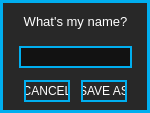
First picture: the form in standalone/advanced/forms/saveAsForm.ui, repository Muse-Kinetics/softstep_editor, before the edit.
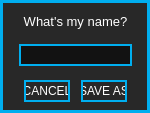
Second picture: the form after the edit.

Commit message: changed the save, save as, revert, and delete buttons from pushbuttons to toolbuttons so the entire button is clickable. changed the buttons in the save as and delete preset forms as well. everything seems to be working fine after the change.

What changed in the file:
```diff
--- a/standalone/advanced/forms/saveAsForm.ui
+++ b/standalone/advanced/forms/saveAsForm.ui
@@ -47,6 +47,19 @@
 	background-color: rgb(0, 174, 239);
 }
 
+/*-------QToolButton-------*/
+QToolButton
+{
+	font: 8px &quot;Futura&quot;;
+	color: white;
+	border: 2px solid rgb(0, 174, 239);
+}
+
+QToolButton:pressed
+{
+	background-color: rgb(0, 174, 239);
+}
+
 /* ---------- QLineEdit ------------*/
 QLineEdit
 {
@@ -85,7 +98,7 @@
    <property name="geometry">
     <rect>
      <x>19</x>
-     <y>46</y>
+     <y>44</y>
      <width>113</width>
      <height>22</height>
     </rect>
```
The commit also changes 3 other files.
